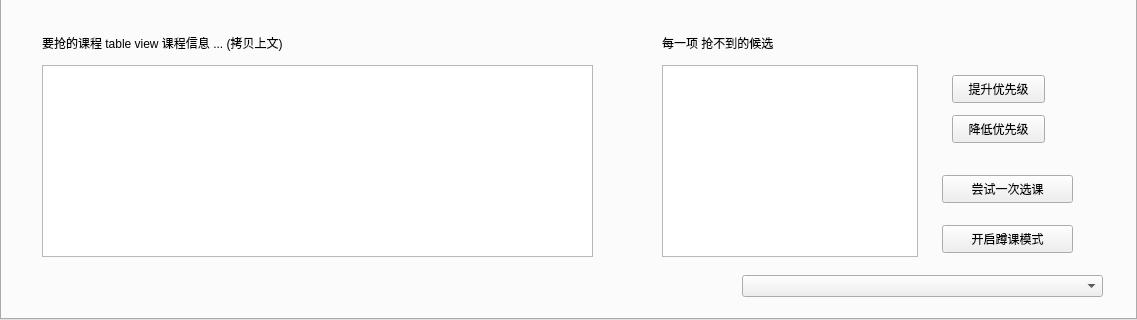
The window that GUETCoursePyQt/Window/MainWindow.ui (Hanxven/GUETCoursePyQt5) describes before a commit, drawn with Qt 5; both pictures show x 0 to 1137 and y 364 to 684 of the 1137 by 684 pixel window.
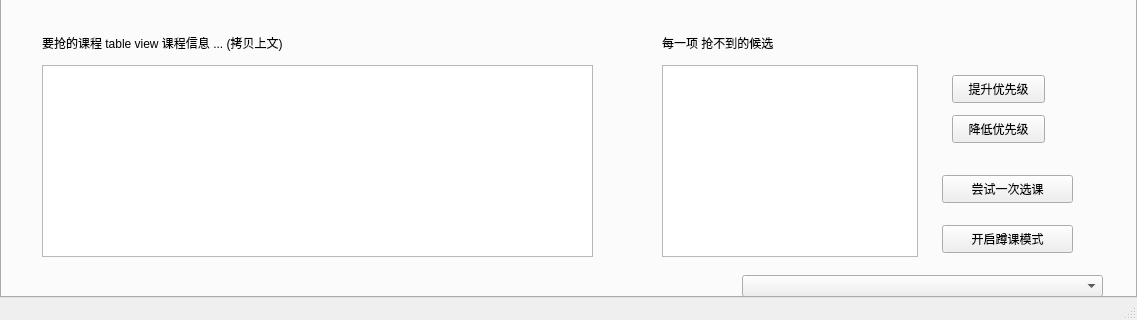
The same window after the commit.

Patch:
```diff
--- a/GUETCoursePyQt/Window/MainWindow.ui
+++ b/GUETCoursePyQt/Window/MainWindow.ui
@@ -516,6 +516,7 @@
    <addaction name="menuFile"/>
    <addaction name="menuRetry"/>
   </widget>
+  <widget class="QStatusBar" name="status"/>
   <action name="actionLogin">
    <property name="text">
     <string>登录(&amp;L)</string>
```
